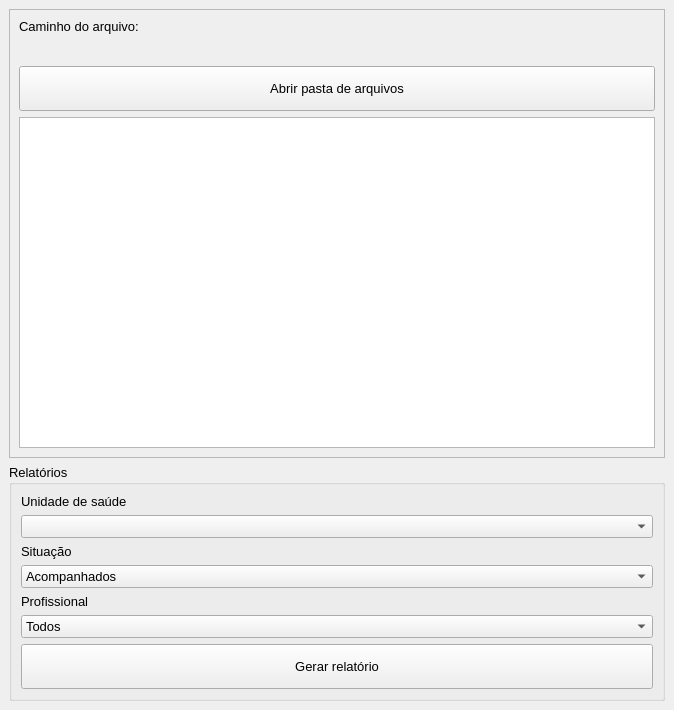
The window that tela_principal.ui (onacio/bfa) describes before a commit, drawn with Qt 5.
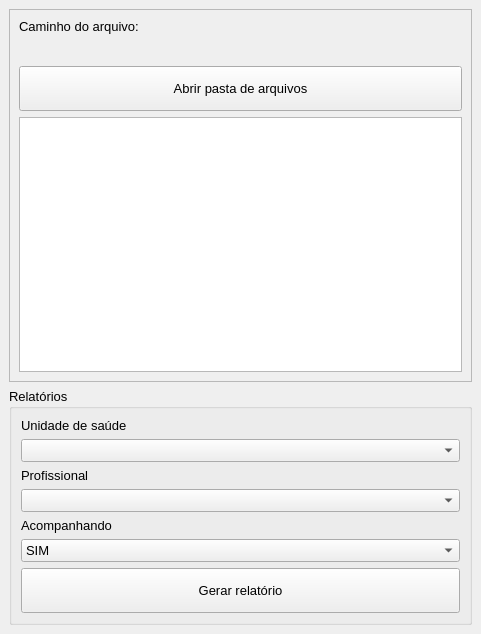
The same window after the commit. Icons and pictures are not drawn.

Commit message: melhorias na interface e criação de métodos novos

Patch:
```diff
--- a/tela_principal.ui
+++ b/tela_principal.ui
@@ -6,8 +6,8 @@
    <rect>
     <x>0</x>
     <y>0</y>
-    <width>674</width>
-    <height>710</height>
+    <width>481</width>
+    <height>634</height>
    </rect>
   </property>
   <property name="font">
@@ -92,27 +92,6 @@
          </property>
         </widget>
        </item>
-       <item>
-        <widget class="QLabel" name="label_4">
-         <property name="text">
-          <string>&lt;html&gt;&lt;head/&gt;&lt;body&gt;&lt;p&gt;Situação&lt;/p&gt;&lt;/body&gt;&lt;/html&gt;</string>
-         </property>
-        </widget>
-       </item>
-       <item>
-        <widget class="QComboBox" name="cb_situacao">
-         <item>
-          <property name="text">
-           <string>Acompanhados</string>
-          </property>
-         </item>
-         <item>
-          <property name="text">
-           <string>Não acompanhados</string>
-          </property>
-         </item>
-        </widget>
-       </item>
        <item>
         <widget class="QLabel" name="label_3">
          <property name="text">
@@ -121,10 +100,30 @@
         </widget>
        </item>
        <item>
-        <widget class="QComboBox" name="cb_profissional">
+        <widget class="QComboBox" name="cb_profissional"/>
+       </item>
+       <item>
+        <widget class="QLabel" name="label_4">
+         <property name="text">
+          <string>&lt;html&gt;&lt;head/&gt;&lt;body&gt;&lt;p&gt;Acompanhando&lt;/p&gt;&lt;/body&gt;&lt;/html&gt;</string>
+         </property>
+        </widget>
+       </item>
+       <item>
+        <widget class="QComboBox" name="cb_situacao">
          <item>
           <property name="text">
-           <string>Todos</string>
+           <string>SIM</string>
+          </property>
+         </item>
+         <item>
+          <property name="text">
+           <string>NÃO</string>
+          </property>
+         </item>
+         <item>
+          <property name="text">
+           <string>SEM INFORMAÇÃO</string>
           </property>
          </item>
         </widget>
```
The commit also changes 3 other files.
